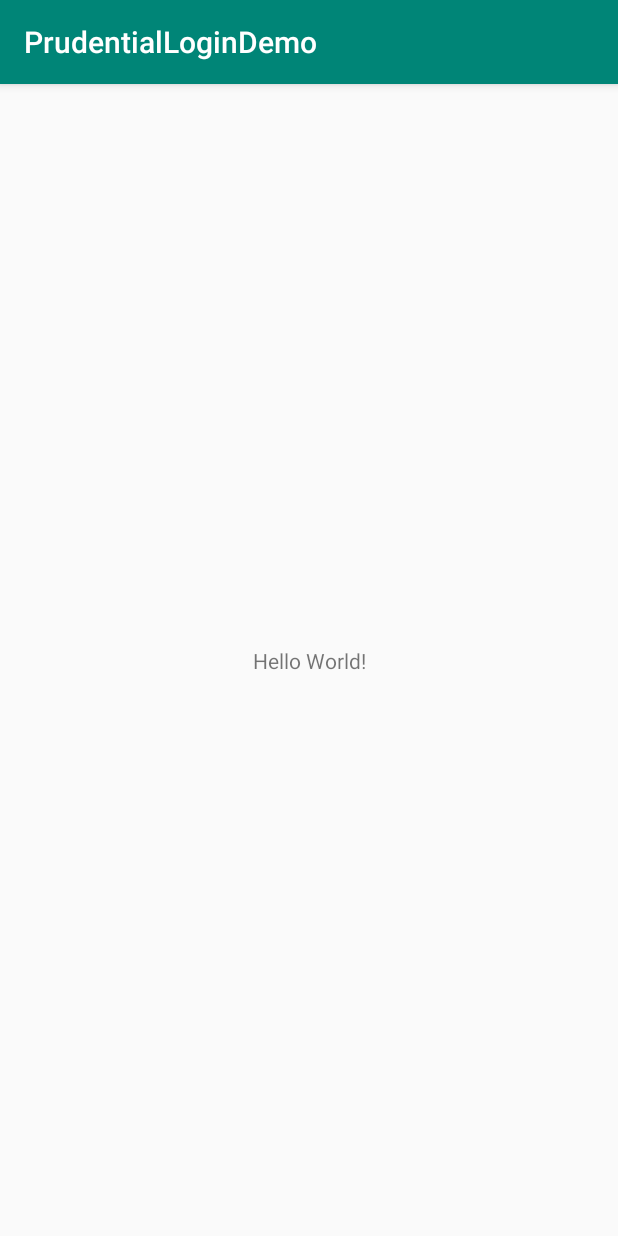
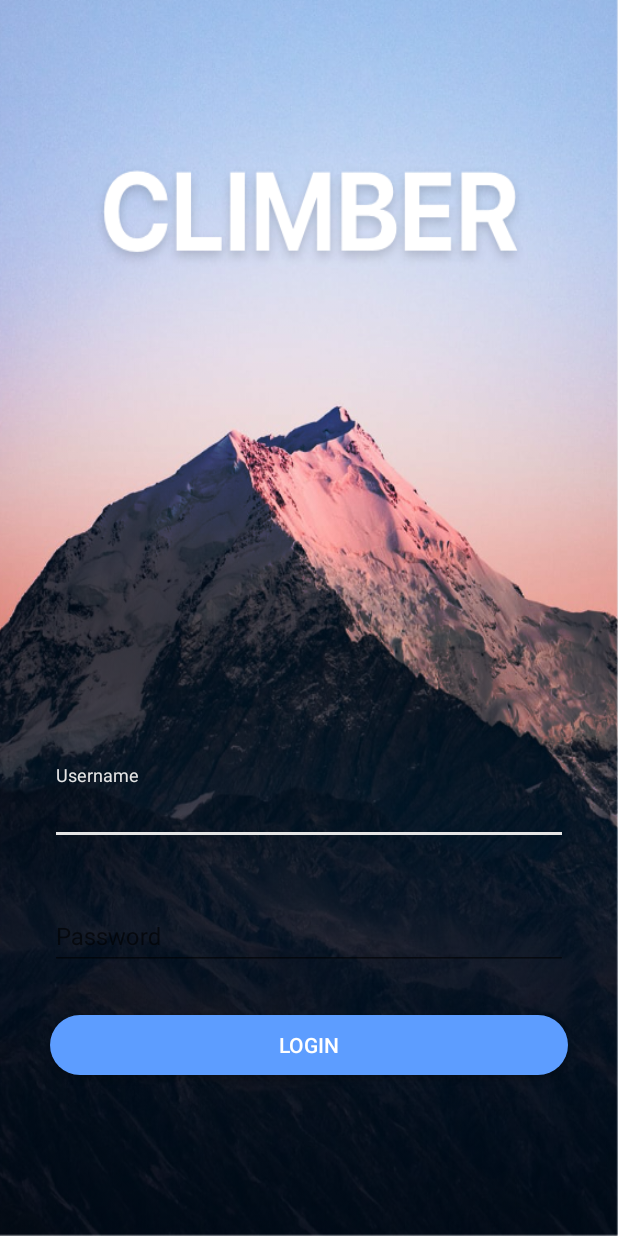
Before and after one commit to liaoxsong/PruLogin, an Android app: the screen it shows after launch (LoginActivity), on a phone screen of 412 x 824 dp. Run offline under Robolectric (Android 15) with nearby library versions, the phone set to English and light mode, and no system bars.

Commit message:
create login xml with resources

```diff
--- a/app/src/main/java/com/example/prudentiallogindemo/LoginActivity.java
+++ b/app/src/main/java/com/example/prudentiallogindemo/LoginActivity.java
@@ -2,13 +2,31 @@ package com.example.prudentiallogindemo;
 
 import androidx.appcompat.app.AppCompatActivity;
 
+import android.animation.ArgbEvaluator;
+import android.animation.ObjectAnimator;
+import android.graphics.Color;
 import android.os.Bundle;
+import android.widget.EditText;
+
+import com.google.android.material.textfield.TextInputEditText;
+import com.google.android.material.textfield.TextInputLayout;
 
 public class LoginActivity extends AppCompatActivity {
+
 
     @Override
     protected void onCreate(Bundle savedInstanceState) {
         super.onCreate(savedInstanceState);
         setContentView(R.layout.activity_login);
+        EditText usernameEdit = findViewById(R.id.edit_username);
+
+        ObjectAnimator anim = ObjectAnimator.ofInt(usernameEdit, "backgroundColor", Color.TRANSPARENT, Color.BLUE,
+                Color.TRANSPARENT);
+        anim.setDuration(1500);
+        anim.setStartDelay(2000);
+        anim.setEvaluator(new ArgbEvaluator());
+//        anim.setRepeatMode(Animation.REVERSE);
+//        anim.setRepeatCount(Animation.INFINITE);
+      //  anim.start();
     }
 }
--- /dev/null
+++ b/app/src/main/res/drawable/rounded_button.xml
@@ -0,0 +1,8 @@
+<shape xmlns:android="http://schemas.android.com/apk/res/android"
+    android:shape="rectangle">
+    <solid android:color="@color/colorPrimary" />
+    <corners android:bottomRightRadius="20dp"
+        android:bottomLeftRadius="20dp"
+        android:topRightRadius="20dp"
+        android:topLeftRadius="20dp"/>
+</shape>
--- a/app/src/main/res/layout/activity_login.xml
+++ b/app/src/main/res/layout/activity_login.xml
@@ -1,18 +1,52 @@
 <?xml version="1.0" encoding="utf-8"?>
 <androidx.constraintlayout.widget.ConstraintLayout xmlns:android="http://schemas.android.com/apk/res/android"
     xmlns:app="http://schemas.android.com/apk/res-auto"
-    xmlns:tools="http://schemas.android.com/tools"
+    android:background="@drawable/bg"
     android:layout_width="match_parent"
     android:layout_height="match_parent"
-    tools:context=".LoginActivity">
+    android:padding="@dimen/activity_horizontal_margin"
+    android:orientation="vertical">
 
-    <TextView
-        android:layout_width="wrap_content"
+    <com.google.android.material.textfield.TextInputLayout
+        android:id="@+id/layout_username"
+        android:layout_width="match_parent"
         android:layout_height="wrap_content"
-        android:text="Hello World!"
+        android:layout_marginBottom="@dimen/item_vertical_margin"
+        app:layout_constraintBottom_toTopOf="@id/layout_password">
+
+        <com.google.android.material.textfield.TextInputEditText
+            android:id="@+id/edit_username"
+            style="@style/LoginEditText"
+            android:layout_width="match_parent"
+            android:layout_height="wrap_content"
+            android:hint="@string/edit_username" />
+
+    </com.google.android.material.textfield.TextInputLayout>
+
+    <com.google.android.material.textfield.TextInputLayout
+        android:id="@+id/layout_password"
+        android:layout_width="match_parent"
+        android:layout_height="wrap_content"
+        android:layout_marginBottom="@dimen/item_vertical_margin"
+        app:layout_constraintBottom_toTopOf="@id/btn_login">
+
+        <com.google.android.material.textfield.TextInputEditText
+            android:id="@+id/edit_password"
+            style="@style/LoginEditText"
+            android:inputType="textPassword"
+            android:layout_width="match_parent"
+            android:layout_height="wrap_content"
+            android:hint="@string/edit_password" />
+    </com.google.android.material.textfield.TextInputLayout>
+
+    <Button
         app:layout_constraintBottom_toBottomOf="parent"
-        app:layout_constraintLeft_toLeftOf="parent"
-        app:layout_constraintRight_toRightOf="parent"
-        app:layout_constraintTop_toTopOf="parent" />
+        android:background="@drawable/rounded_button"
+        android:id="@+id/btn_login"
+        android:layout_marginBottom="74dp"
+        android:layout_width="match_parent"
+        android:textColor="@android:color/white"
+        android:layout_height="@dimen/rounded_btn_height"
+        android:text="@string/btn_login"/>
 
 </androidx.constraintlayout.widget.ConstraintLayout>
--- a/app/src/main/res/values/colors.xml
+++ b/app/src/main/res/values/colors.xml
@@ -1,6 +1,10 @@
 <?xml version="1.0" encoding="utf-8"?>
 <resources>
-    <color name="colorPrimary">#008577</color>
+    <color name="colorPrimary">#5d9dff</color>
     <color name="colorPrimaryDark">#00574B</color>
-    <color name="colorAccent">#D81B60</color>
+    <color name="colorAccent">#e5e5e5</color>
+    <color name="colorDisabled">#7b7b7b</color>
+    <color name="colorBtnDisabled">#9ebeca</color>
+    <color name="colorBtnEnabled">#5d9dff</color>
+
 </resources>
--- /dev/null
+++ b/app/src/main/res/values/dimen.xml
@@ -0,0 +1,5 @@
+<?xml version="1.0" encoding="utf-8"?>
+<resources>
+    <dimen name="activity_horizontal_margin">33dp</dimen>
+    <dimen name="item_vertical_margin">30dp</dimen>
+</resources>
--- /dev/null
+++ b/app/src/main/res/values/dimens.xml
@@ -0,0 +1,4 @@
+<?xml version="1.0" encoding="utf-8"?>
+<resources>
+    <dimen name="rounded_btn_height">40dp</dimen>
+</resources>
--- a/app/src/main/res/values/strings.xml
+++ b/app/src/main/res/values/strings.xml
@@ -1,3 +1,6 @@
 <resources>
     <string name="app_name">PrudentialLoginDemo</string>
+    <string name="edit_username">Username</string>
+    <string name="edit_password">Password</string>
+    <string name="btn_login">Login</string>
 </resources>
--- a/app/src/main/res/values/styles.xml
+++ b/app/src/main/res/values/styles.xml
@@ -1,11 +1,17 @@
 <resources>
 
     <!-- Base application theme. -->
-    <style name="AppTheme" parent="Theme.AppCompat.Light.DarkActionBar">
+    <style name="AppTheme" parent="Theme.AppCompat.Light.NoActionBar">
         <!-- Customize your theme here. -->
         <item name="colorPrimary">@color/colorPrimary</item>
         <item name="colorPrimaryDark">@color/colorPrimaryDark</item>
         <item name="colorAccent">@color/colorAccent</item>
     </style>
 
+
+    <style name="LoginEditText">
+        <item name="android:textColor">@color/colorAccent</item>
+        <item name="android:textSize">16sp</item>
+    </style>
+
 </resources>
```
Also changed, not shown: app/src/main/res/drawable-hdpi/bg.png (added), app/src/main/res/drawable-ldpi/bg.png (added), app/src/main/res/drawable-mdpi/bg.png (added), app/src/main/res/drawable-xhdpi/bg.png (added), 3 other files.
